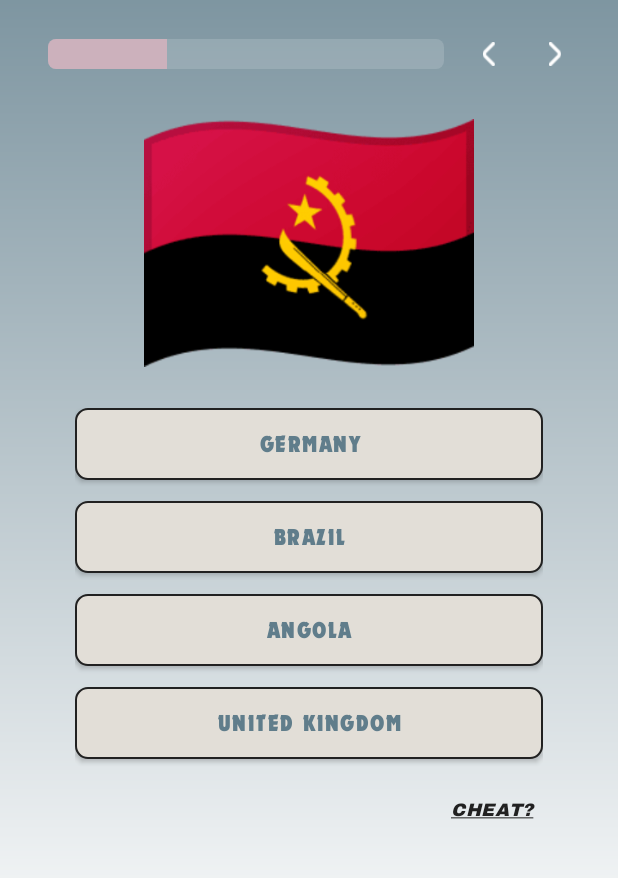
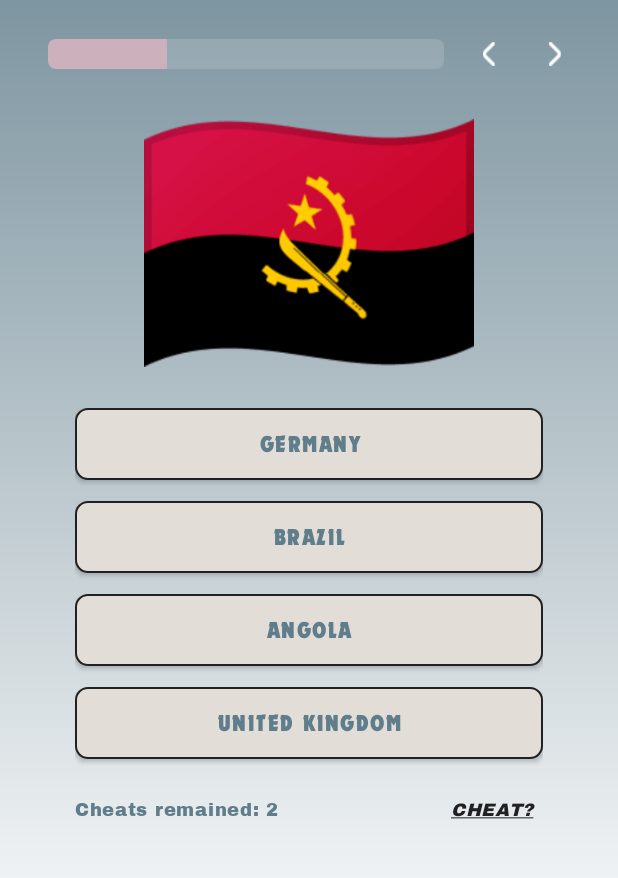
Before and after one commit to eesuhn/GeoDude, an Android app: the QuestionActivity screen opened directly, with no data from a screen before it, after a tap on "HAITI", on a phone screen of 412 x 824 dp, the part 233-1111 px from its top. Run offline under Robolectric (Android 15) with nearby library versions, the phone set to English and light mode, and no system bars; 3 other taps on this screen came first.

Commit message:
Added cheat option

```diff
--- a/app/src/main/java/com/example/geodude/activity/QuestionActivity.kt
+++ b/app/src/main/java/com/example/geodude/activity/QuestionActivity.kt
@@ -1,5 +1,6 @@
 package com.example.geodude.activity
 
+import android.annotation.SuppressLint
 import android.content.Intent
 import android.os.Bundle
 import android.widget.*
@@ -10,7 +11,10 @@ import androidx.core.view.WindowInsetsCompat
 import com.example.geodude.R
 import com.example.geodude.model.QuestionModel
 import com.example.geodude.util.Constant
+import android.os.Handler
+import android.os.Looper
 
+@Suppress("DEPRECATION")
 class QuestionActivity : AppCompatActivity() {
 
 	private lateinit var questionList: List<QuestionModel>
@@ -24,10 +28,21 @@ class QuestionActivity : AppCompatActivity() {
 	private lateinit var prevBtn: ImageView
 	private lateinit var nextBtn: ImageView
 
+	private var cheatCount: Int = 3
+	private lateinit var cheatBtn: Button
+	private lateinit var cheatsRemainingText: TextView
+
+	@SuppressLint("StringFormatMatches")
 	override fun onCreate(savedInstanceState: Bundle?) {
 		super.onCreate(savedInstanceState)
 		enableEdgeToEdge()
 		setContentView(R.layout.activity_question)
+
+		cheatBtn = findViewById(R.id.cheatBtn)
+		cheatsRemainingText = findViewById(R.id.cheatsRemainingText)
+		cheatsRemainingText.text = getString(R.string.cheats_remained_txt, cheatCount)
+
+		cheatBtn.setOnClickListener { handleCheat() }
 
 		questionList = Constant.getQuestionList()
 		selectedAnswers = MutableList(questionList.size) { null }
@@ -58,6 +73,21 @@ class QuestionActivity : AppCompatActivity() {
 		displayQuestion()
 	}
 
+	@SuppressLint("StringFormatMatches")
+	private fun handleCheat() {
+		if (cheatCount > 0) {
+			cheatCount--
+			cheatsRemainingText.text = getString(R.string.cheats_remained_txt, cheatCount)
+			val correctAnswerIndex = questionList[currentQuestionIndex].correctAnswer
+			optionButtons[correctAnswerIndex].setBackgroundResource(R.drawable.bg_btn_cheated)
+			optionButtons[correctAnswerIndex].setTextColor(resources.getColor(R.color.white))
+
+			handleOptionSelected(correctAnswerIndex, 800, false)
+		} else {
+			Toast.makeText(this, "No cheats remaining", Toast.LENGTH_SHORT).show()
+		}
+	}
+
 	private fun displayQuestion() {
 		val currentQuestion = questionList[currentQuestionIndex]
 		countryFlag.setImageResource(currentQuestion.image)
@@ -74,11 +104,22 @@ class QuestionActivity : AppCompatActivity() {
 		updateProgressBar()
 	}
 
-	private fun handleOptionSelected(selectedIndex: Int) {
+	/**
+	 * Handle navigation to next question
+	 *
+	 * @param selectedIndex Index of the selected option
+	 * @param delay Delay before navigating to next question
+	 * @param normalFlow If true, refresh current question's UI
+	 */
+	private fun handleOptionSelected(selectedIndex: Int, delay: Long = 500, normalFlow: Boolean = true) {
 		selectedAnswers[currentQuestionIndex] = selectedIndex
 		updateScore()
-		displayQuestion()
-		navigateToNextQuestion()
+		if (normalFlow) {
+			displayQuestion()
+		}
+		Handler(Looper.getMainLooper()).postDelayed({
+			navigateToNextQuestion()
+		}, delay)
 	}
 
 	private fun updateScore() {
--- a/app/src/main/res/drawable/bg_btn_selected.xml
+++ b/app/src/main/res/drawable/bg_btn_selected.xml
@@ -9,7 +9,7 @@
 	</item>
 	<item>
 		<shape android:shape="rectangle">
-			<solid android:color="@color/accent_variant" />
+			<solid android:color="@color/accent" />
 			<corners android:radius="8dp" />
 			<stroke android:width="1dp" android:color="@color/black" />
 		</shape>
--- a/app/src/main/res/layout/activity_question.xml
+++ b/app/src/main/res/layout/activity_question.xml
@@ -171,6 +171,7 @@
 			android:gravity="center_vertical">
 
 			<TextView
+				android:id="@+id/cheatsRemainingText"
 				tools:text="Cheats remained: 3"
 				android:layout_width="0dp"
 				android:layout_height="wrap_content"
--- a/app/src/main/res/values/strings.xml
+++ b/app/src/main/res/values/strings.xml
@@ -10,4 +10,5 @@
 	<string name="restart_btn">Restart Quiz</string>
 	<string name="result_score">You got %1$s out of 10 correct!</string>
 	<string name="cheat_btn"><i><u>CHEAT?</u></i></string>
+	<string name="cheats_remained_txt">Cheats remained: %1$s</string>
 </resources>
```
Also changed, not shown: app/src/main/res/drawable-v24/ic_launcher_foreground.xml (deleted, +0 -30 lines).
